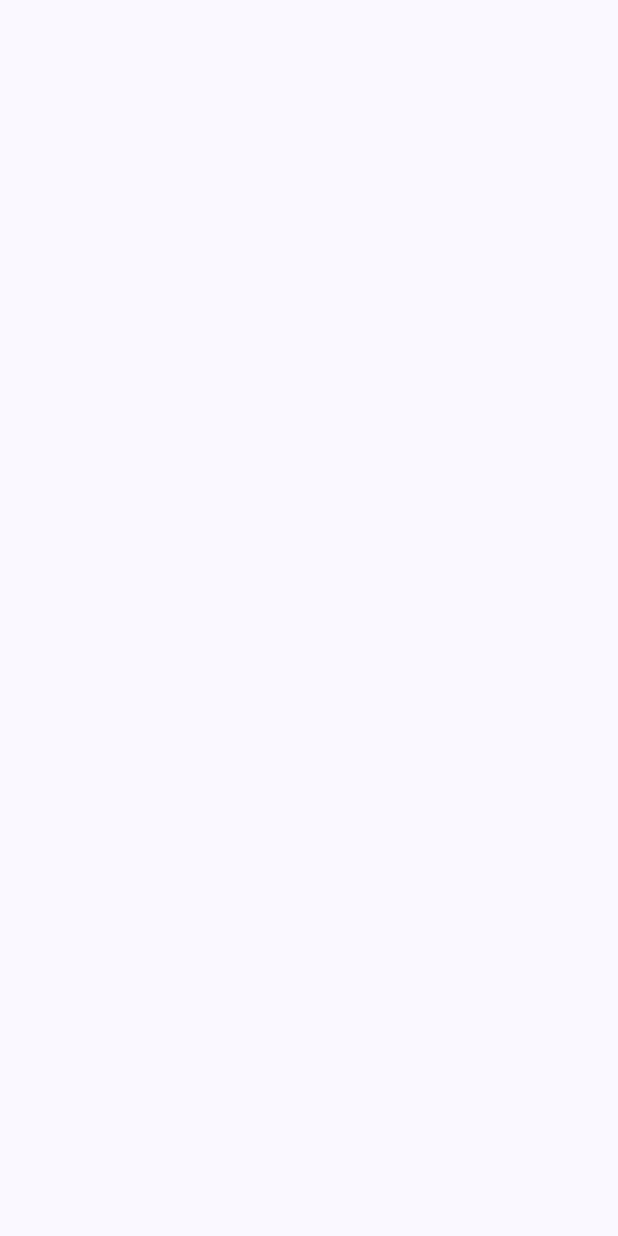
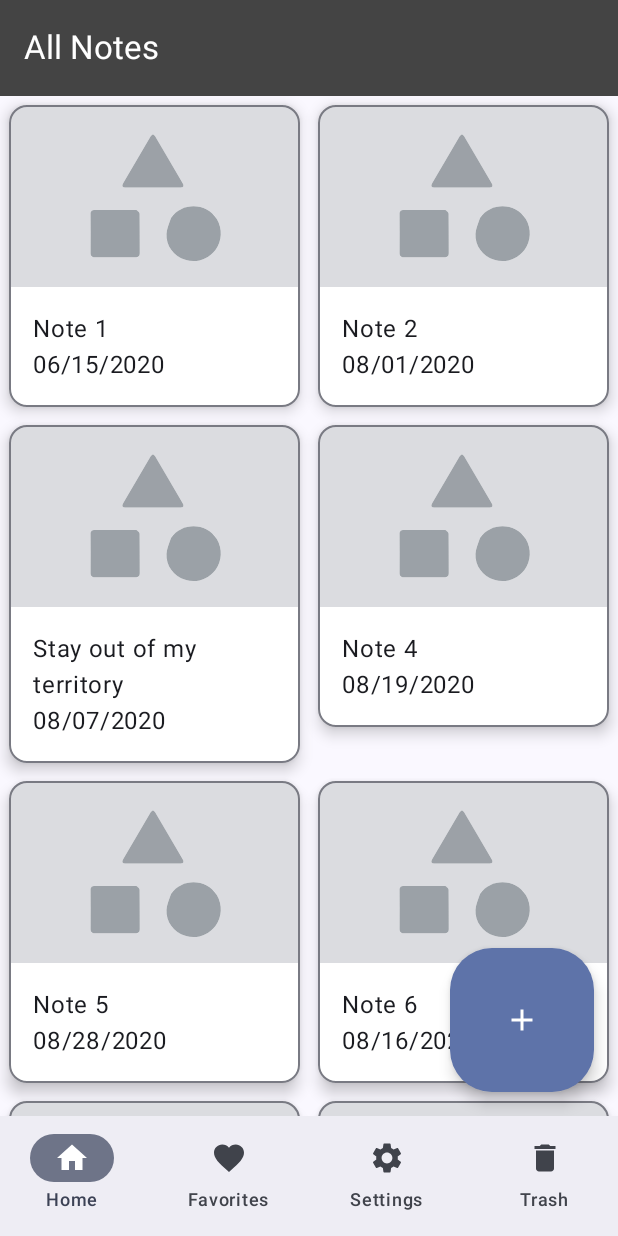
Before and after one commit to cka-dev/cahier-dnd, an Android app built with Jetpack Compose: the screen it shows after launch (MainActivity), on a phone screen of 412 x 824 dp. Before the commit the screen is empty. Run offline under Robolectric (Android 15) with nearby library versions, the phone set to English and light mode, and no system bars; our stand-ins replace navigation suite.

Commit message:
Add material adaptive layouts$\n\nbug: 328807723
Change-Id: Iaeab3d06870cb8805e54215039e6aaa71425b210

```diff
--- a/app/src/main/java/com/example/cahier/MainActivity.kt
+++ b/app/src/main/java/com/example/cahier/MainActivity.kt
@@ -7,8 +7,8 @@ import androidx.compose.foundation.layout.fillMaxSize
 import androidx.compose.material3.MaterialTheme
 import androidx.compose.material3.Surface
 import androidx.compose.ui.Modifier
-import com.example.cahier.ui.NoteCanvas
 import com.example.cahier.ui.theme.CahierReviewTheme
+import com.example.cahier.ui.CahierNavHost
 
 class MainActivity : ComponentActivity() {
     override fun onCreate(savedInstanceState: Bundle?) {
@@ -19,7 +19,7 @@ class MainActivity : ComponentActivity() {
                     modifier = Modifier.fillMaxSize(),
                     color = MaterialTheme.colorScheme.background
                 ) {
-                    NoteCanvas()
+                    CahierNavHost()
                 }
             }
         }
--- a/app/src/main/java/com/example/cahier/data/LocalNotesDataProvider.kt
+++ b/app/src/main/java/com/example/cahier/data/LocalNotesDataProvider.kt
@@ -1,5 +1,6 @@
 package com.example.cahier.data
 
+import com.example.cahier.R
 import java.time.LocalDate
 
 
@@ -8,47 +9,101 @@ object LocalNotesDataProvider {
         Note(
             id =  1,
             title = "Note 1",
-            date = LocalDate.of(2020, 6, 15)
+            lastModified = LocalDate.of(2020, 6, 15),
+            tags = null,
+            text = "Rainy in Japan",
+            image = R.mipmap.rain,
+            list = null,
+            sketch = null,
+            calendarDate = null,
         ),
         Note(
             id =  2,
             title = "Note 2",
-            date = LocalDate.of(2020, 8,  1)
+            lastModified = LocalDate.of(2020, 8,  1),
+            tags = null,
+            text = null,
+            image = null,
+            list = null,
+            sketch = null,
+            calendarDate = null,
         ),
         Note(
             id =  3,
-            title = "Note 3",
-            date = LocalDate.of(2020, 8, 7)
+            title = "Stay out of my territory",
+            lastModified = LocalDate.of(2020, 8, 7),
+            tags = null,
+            text = null,
+            image = null,
+            list = null,
+            sketch = null,
+            calendarDate = null,
         ),
         Note(
             id =  4,
             title = "Note 4",
-            date = LocalDate.of(2020, 8, 19)
+            lastModified = LocalDate.of(2020, 8, 19),
+            tags = null,
+            text = null,
+            image = null,
+            list = null,
+            sketch = null,
+            calendarDate = null,
         ),
         Note(
             id =  5,
             title = "Note 5",
-            date = LocalDate.of(2020, 8, 28)
+            lastModified = LocalDate.of(2020, 8, 28),
+            tags = null,
+            text = null,
+            image = null,
+            list = null,
+            sketch = null,
+            calendarDate = null,
         ),
         Note(
             id =  6,
             title = "Note 6",
-            date = LocalDate.of(2020, 8, 16)
+            lastModified = LocalDate.of(2020, 8, 16),
+            tags = null,
+            text = null,
+            image = null,
+            list = null,
+            sketch = null,
+            calendarDate = null,
         ),
         Note(
             id =  7,
             title = "Note 7",
-            date = LocalDate.of(2020, 12, 30)
+            lastModified = LocalDate.of(2020, 12, 30),
+            tags = null,
+            text = null,
+            image = null,
+            list = null,
+            sketch = null,
+            calendarDate = null,
         ),
         Note(
             id =  8,
             title = "Note 8",
-            date = LocalDate.of(2021, 3, 12)
+            lastModified = LocalDate.of(2021, 3, 12),
+            tags = null,
+            text = null,
+            image = null,
+            list = null,
+            sketch = null,
+            calendarDate = null,
         ),
         Note(
             id =  9,
             title = "Note 9",
-            date = LocalDate.of(2021, 7, 31)
+            lastModified = LocalDate.of(2021, 7, 31),
+            tags = null,
+            text = null,
+            image = null,
+            list = null,
+            sketch = null,
+            calendarDate = null,
         )
     )
 }
--- a/app/src/main/java/com/example/cahier/data/Note.kt
+++ b/app/src/main/java/com/example/cahier/data/Note.kt
@@ -1,10 +1,18 @@
 package com.example.cahier.data
 
+import androidx.annotation.DrawableRes
+import androidx.compose.ui.graphics.painter.Painter
 import java.time.LocalDate
 
 
 data class Note(
     val id: Long,
     val title: String,
-    val date: LocalDate
+    val lastModified: LocalDate,
+    val tags: List<String>?,
+    val text: String?,
+    @DrawableRes val image: Int?,
+    val list: List<Any>?,
+    val sketch: Painter?,
+    val calendarDate: LocalDate?
 )
--- a/app/src/main/java/com/example/cahier/ui/CahierHomeContent.kt
+++ b/app/src/main/java/com/example/cahier/ui/CahierHomeContent.kt
@@ -1,47 +1,127 @@
 package com.example.cahier.ui
 
-
 import androidx.compose.foundation.Image
+import androidx.compose.foundation.clickable
 import androidx.compose.foundation.layout.Column
-import androidx.compose.foundation.layout.heightIn
+import androidx.compose.foundation.layout.fillMaxWidth
 import androidx.compose.foundation.layout.padding
+import androidx.compose.foundation.layout.widthIn
+import androidx.compose.foundation.lazy.grid.GridCells
+import androidx.compose.foundation.lazy.grid.LazyVerticalGrid
 import androidx.compose.foundation.shape.RoundedCornerShape
+import androidx.compose.material.icons.Icons
+import androidx.compose.material.icons.filled.Add
 import androidx.compose.material3.CardDefaults
 import androidx.compose.material3.ExperimentalMaterial3Api
+import androidx.compose.material3.Icon
+import androidx.compose.material3.LargeFloatingActionButton
 import androidx.compose.material3.MaterialTheme
 import androidx.compose.material3.OutlinedCard
+import androidx.compose.material3.Scaffold
 import androidx.compose.material3.Text
 import androidx.compose.material3.TopAppBar
 import androidx.compose.material3.TopAppBarDefaults
 import androidx.compose.runtime.Composable
+import androidx.compose.runtime.collectAsState
+import androidx.compose.runtime.getValue
 import androidx.compose.ui.Modifier
 import androidx.compose.ui.graphics.Color
 import androidx.compose.ui.res.painterResource
 import androidx.compose.ui.res.stringResource
 import androidx.compose.ui.unit.dp
+import androidx.lifecycle.viewmodel.compose.viewModel
 import com.example.cahier.R
 import com.example.cahier.data.Note
 import java.time.format.DateTimeFormatter
 
+@Composable
+fun NoteList(
+    onButtonClick: () -> Unit,
+    onItemClick: (Note) -> Unit,
+    modifier: Modifier = Modifier,
+    viewModel: HomePaneViewModel = viewModel()
+) {
+    val uiState by viewModel.uiState.collectAsState()
+
+    Scaffold(
+        topBar = {
+            TopAppBar(currentScreenName = stringResource(R.string.all_notes))
+        },
+        floatingActionButton = {
+            LargeFloatingActionButton(onClick = onButtonClick) {
+                Icon(Icons.Filled.Add, stringResource(R.string.floating_action_button_des))
+            }
+        },
+        modifier = modifier
+    ) { innerPadding ->
+        LazyVerticalGrid(
+            columns = GridCells.Adaptive(184.dp),
+            Modifier.padding(innerPadding)
+        )
+        {
+            items(uiState.notesCount) { note ->
+                NoteItem(
+                    note = uiState.notes[note],
+                    onClick = onItemClick
+                )
+            }
+        }
+    }
+}
+
+@Composable
+fun NoteDetail(
+    note: Note,
+    modifier: Modifier = Modifier
+) {
+    val date = note.lastModified
+    val formatter = DateTimeFormatter.ofPattern(stringResource(R.string.date_pattern))
+    val formattedDate = date.format(formatter)
+
+    Scaffold(
+        topBar = {
+            TopAppBar(currentScreenName = note.title)
+        }
+    ) { paddingValues ->
+        Column(modifier = modifier.padding(paddingValues)) {
+            Text(formattedDate)
+            Text(note.title)
+            note.text?.let { Text(it) }
+            note.image?.let { painterResource(it) }
+                ?.let {
+                    Image(
+                        painter = it,
+                        contentDescription = note.title
+                    )
+                }
+        }
+    }
+}
 
 @Composable
 fun NoteItem(
+    onClick: (Note) -> Unit,
     note: Note,
     modifier: Modifier = Modifier
 ) {
-    val date = note.date
+    val date = note.lastModified
     val formatter = DateTimeFormatter.ofPattern(stringResource(R.string.date_pattern))
     val formattedDate = date.format(formatter)
+
     OutlinedCard(
         elevation = CardDefaults.cardElevation(defaultElevation = 6.dp),
         colors = CardDefaults.cardColors(MaterialTheme.colorScheme.onPrimary),
         shape = RoundedCornerShape(12.dp),
-        modifier = Modifier.padding(6.dp)
+        modifier = Modifier
+            .padding(6.dp)
+            .clickable { onClick(note) }
     ) {
         Image(
             painterResource(R.drawable.media),
             contentDescription = null,
-            modifier = Modifier.heightIn(115.dp)
+            modifier = Modifier
+                .fillMaxWidth()
+                .widthIn(184.dp)
         )
         Column(modifier.padding(16.dp)) {
             Text(note.title)
@@ -52,14 +132,14 @@ fun NoteItem(
 
 @OptIn(ExperimentalMaterial3Api::class)
 @Composable
-fun CahierTopAppBar() {
+fun TopAppBar(currentScreenName: String) {
     TopAppBar(
         colors = TopAppBarDefaults.topAppBarColors(
             containerColor = Color.DarkGray,
             titleContentColor = Color.White
         ),
         title = {
-            Text(stringResource(R.string.all_notes))
+            Text(currentScreenName)
         }
     )
 }
--- /dev/null
+++ b/app/src/main/java/com/example/cahier/ui/CahierHomeScreen.kt
@@ -0,0 +1,118 @@
+package com.example.cahier.ui
+
+import androidx.activity.compose.BackHandler
+import androidx.annotation.StringRes
+import androidx.compose.material.icons.Icons
+import androidx.compose.material.icons.filled.Delete
+import androidx.compose.material.icons.filled.Favorite
+import androidx.compose.material.icons.filled.Home
+import androidx.compose.material.icons.filled.Settings
+import androidx.compose.material3.Icon
+import androidx.compose.material3.Text
+import androidx.compose.material3.adaptive.ExperimentalMaterial3AdaptiveApi
+import androidx.compose.material3.adaptive.layout.ListDetailPaneScaffold
+import androidx.compose.material3.adaptive.layout.ListDetailPaneScaffoldRole
+import androidx.compose.material3.adaptive.navigation.rememberListDetailPaneScaffoldNavigator
+import androidx.compose.material3.adaptive.navigationsuite.ExperimentalMaterial3AdaptiveNavigationSuiteApi
+import androidx.compose.material3.adaptive.navigationsuite.NavigationSuiteScaffold
+import androidx.compose.runtime.Composable
+import androidx.compose.runtime.collectAsState
+import androidx.compose.runtime.getValue
+import androidx.compose.runtime.mutableStateOf
+import androidx.compose.runtime.saveable.rememberSaveable
+import androidx.compose.runtime.setValue
+import androidx.compose.ui.Modifier
+import androidx.compose.ui.graphics.vector.ImageVector
+import androidx.compose.ui.res.stringResource
+import androidx.lifecycle.viewmodel.compose.viewModel
+import com.example.cahier.R
+
+
+enum class AppDestinations(
+    @StringRes val label: Int,
+    val icon: ImageVector,
+    @StringRes val contentDescription: Int
+) {
+    HOME(
+        label = R.string.home,
+        icon = Icons.Filled.Home,
+        contentDescription = R.string.home
+    ),
+    FAVORITES(
+        label = R.string.favorites,
+        icon = Icons.Filled.Favorite,
+        contentDescription = R.string.favorites
+    ),
+    SETTINGS(
+        label = R.string.settings,
+        icon = Icons.Filled.Settings,
+        contentDescription = R.string.settings
+    ),
+    TRASH(
+        label = R.string.trash,
+        icon = Icons.Filled.Delete,
+        contentDescription = R.string.trash
+    )
+}
+
+@OptIn(ExperimentalMaterial3AdaptiveNavigationSuiteApi::class)
+@Composable
+fun HomeScreen(
+    onButtonClick: () -> Unit,
+    modifier: Modifier = Modifier
+) {
+    var currentDestination by rememberSaveable { mutableStateOf(AppDestinations.HOME) }
+
+    NavigationSuiteScaffold(
+        navigationSuiteItems = {
+            AppDestinations.entries.forEach {
+                item(
+                    icon = {
+                        Icon(
+                            it.icon,
+                            contentDescription = stringResource(it.contentDescription)
+                        )
+                    },
+                    label = { Text(stringResource(it.label)) },
+                    selected = currentDestination == it,
+                    onClick = { currentDestination = it }
+                )
+            }
+        },
+    ) {
+        NoteListAndDetailPane(onButtonClick = onButtonClick)
+    }
+}
+
+@OptIn(ExperimentalMaterial3AdaptiveApi::class)
+@Composable
+fun NoteListAndDetailPane(
+    onButtonClick: () -> Unit,
+    viewModel: HomePaneViewModel = viewModel(),
+    modifier: Modifier = Modifier
+) {
+    val navigator = rememberListDetailPaneScaffoldNavigator<Nothing>()
+    val uiState by viewModel.uiState.collectAsState()
+
+    BackHandler(navigator.canNavigateBack()) {
+        navigator.navigateBack()
+    }
+
+    ListDetailPaneScaffold(
+        directive = navigator.scaffoldDirective,
+        value = navigator.scaffoldValue,
+        listPane = {
+            NoteList(
+                onItemClick = {
+                    viewModel.updateNote(it)
+                    navigator.navigateTo(ListDetailPaneScaffoldRole.Detail)
+                },
+                onButtonClick = onButtonClick,
+                viewModel = viewModel
+            )
+        },
+        detailPane = {
+            uiState.note?.let { NoteDetail(it) }
+        }
+    )
+}
--- /dev/null
+++ b/app/src/main/java/com/example/cahier/ui/CahierNavGraph.kt
@@ -0,0 +1,34 @@
+package com.example.cahier.ui
+
+import androidx.compose.foundation.layout.padding
+import androidx.compose.material3.Scaffold
+import androidx.compose.runtime.Composable
+import androidx.compose.ui.Modifier
+import androidx.navigation.NavHostController
+import androidx.navigation.compose.NavHost
+import androidx.navigation.compose.composable
+import androidx.navigation.compose.rememberNavController
+
+enum class CahierNavGraph {
+    HOME,
+    CANVAS
+}
+
+@Composable
+fun CahierNavHost(
+    navController: NavHostController = rememberNavController(),
+) {
+    val startDestination: String = CahierNavGraph.HOME.name
+
+        NavHost(
+            navController = navController,
+            startDestination = startDestination
+        ) {
+            composable(CahierNavGraph.HOME.name) {
+                HomeScreen(onButtonClick = { navController.navigate(CahierNavGraph.CANVAS.name) })
+            }
+            composable(CahierNavGraph.CANVAS.name) {
+                NoteCanvas()
+            }
+    }
+}
--- a/app/src/main/res/values/strings.xml
+++ b/app/src/main/res/values/strings.xml
@@ -1,6 +1,11 @@
 <resources>
     <string name="app_name">Cahier</string>
     <string name="floating_action_button_des">add new note</string>
-    <string name="date_pattern">MM-dd-YYYY</string>
+    <string name="date_pattern">MM/dd/YYYY</string>
     <string name="all_notes">All Notes</string>
+    <string name="done">Done</string>
+    <string name="home">Home</string>
+    <string name="favorites">Favorites</string>
+    <string name="settings">Settings</string>
+    <string name="trash">Trash</string>
 </resources>
```
Also changed, not shown: app/build.gradle.kts (+11 -0 lines), app/src/main/java/com/example/cahier/ui/CahierCanvasScreen.kt (+35 -7 lines), app/src/main/java/com/example/cahier/ui/CahierHomePane.kt (deleted, +0 -47 lines), app/src/main/java/com/example/cahier/ui/HomePaneViewModel.kt (renamed from app/src/main/java/com/example/cahier/ui/CahierHomePaneViewModel.kt, +8 -0 lines), gradle/libs.versions.toml (+16 -0 lines), app/src/main/res/mipmap-xxhdpi/rain.jpg (added).
